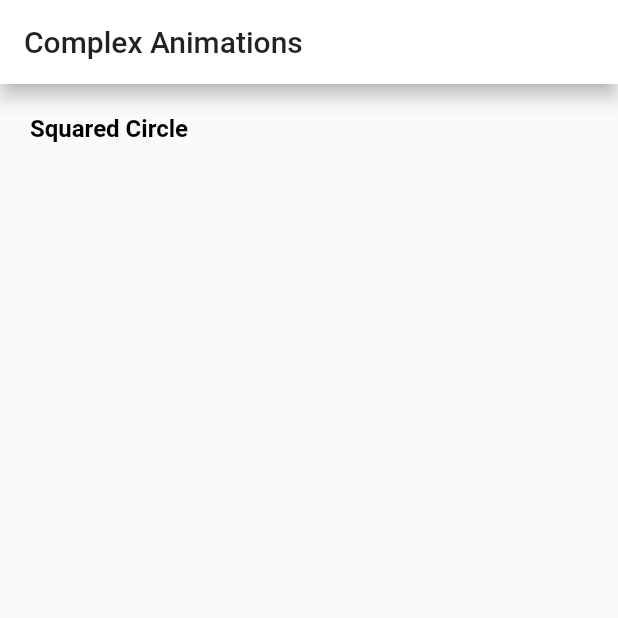
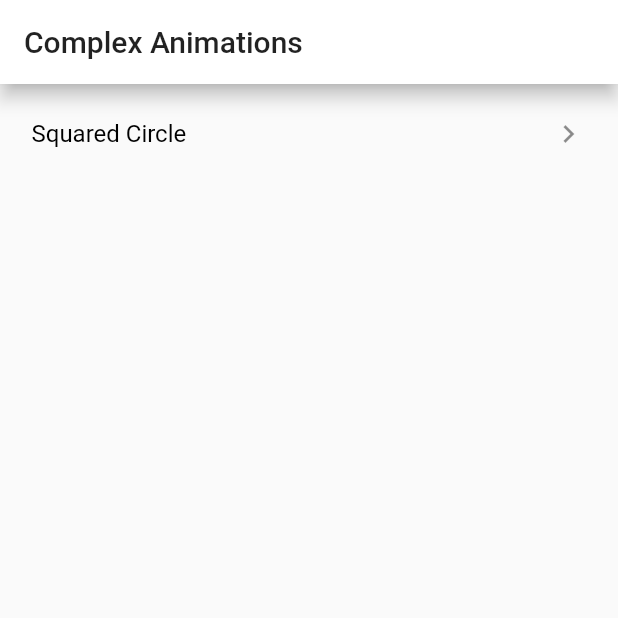
Before and after one commit to Gonzz-96/complex-animations, a Flutter app: the screen it shows after launch, on a phone screen of 412 x 824 dp, the top half of it. Run offline on Flutter 3.47's test engine with Material 2 defaults, Android fonts, the phone set to English and light mode, and no system bars.

Commit message:
Fix splash screen.

```diff
--- a/lib/screens/splash_screen.dart
+++ b/lib/screens/splash_screen.dart
@@ -1,30 +1,15 @@
-import 'package:complex_animations/screens/squared_circle/squared_circle_screen.dart';
-import 'package:complex_animations/widgets/screen_item.dart';
+import 'package:complex_animations/widgets/screens_list.dart';
 import 'package:flutter/cupertino.dart';
 import 'package:flutter/material.dart';
 
 class SplashScreen extends StatelessWidget {
-  final screens = {
-    'Squared Circle': SquaredCircleScreen(),
-  };
-
   @override
   Widget build(BuildContext context) {
     return Scaffold(
-      appBar: AppBar(
-        title: Text('Complex Animations'),
-        elevation: 5.0,
-      ),
-      body: ListView.builder(
-        itemCount: screens.length,
-        itemBuilder: (context, index) {
-          final entry = screens.entries.toList()[index];
-          return ScreenItem(
-            entry: entry,
-            shouldHaveDivider: index != screens.length - 1,
-          );
-        },
-      ),
-    );
+        appBar: AppBar(
+          title: Text('Complex Animations'),
+          elevation: 5.0,
+        ),
+        body: ScreensList());
   }
 }
--- a/lib/widgets/screen_item.dart
+++ b/lib/widgets/screen_item.dart
@@ -23,13 +23,17 @@ class ScreenItem extends StatelessWidget {
                   MaterialPageRoute(builder: (context) => entry.value));
             },
             child: Padding(
-              padding: const EdgeInsets.all(20.0),
-              child: Text(
-                entry.key,
-                style: TextStyle(
+              padding: const EdgeInsets.all(5.0),
+              child: ListTile(
+                trailing: Icon(Icons.chevron_right),
+                title: Text(
+                  entry.key,
+                  style: TextStyle(
                     color: Colors.black,
                     fontSize: 16.0,
-                    fontWeight: FontWeight.bold),
+                    fontWeight: FontWeight.w400,
+                  ),
+                ),
               ),
             ),
           ),
--- /dev/null
+++ b/lib/widgets/screens_list.dart
@@ -0,0 +1,23 @@
+import 'package:complex_animations/screens/squared_circle/squared_circle_screen.dart';
+import 'package:complex_animations/widgets/screen_item.dart';
+import 'package:flutter/material.dart';
+
+class ScreensList extends StatelessWidget {
+  final screens = {
+    'Squared Circle': SquaredCircleScreen(),
+  };
+
+  @override
+  Widget build(BuildContext context) {
+    return ListView.builder(
+      itemCount: screens.length,
+      itemBuilder: (context, index) {
+        final entry = screens.entries.toList()[index];
+        return ScreenItem(
+          entry: entry,
+          shouldHaveDivider: index != screens.length - 1,
+        );
+      },
+    );
+  }
+}
```
